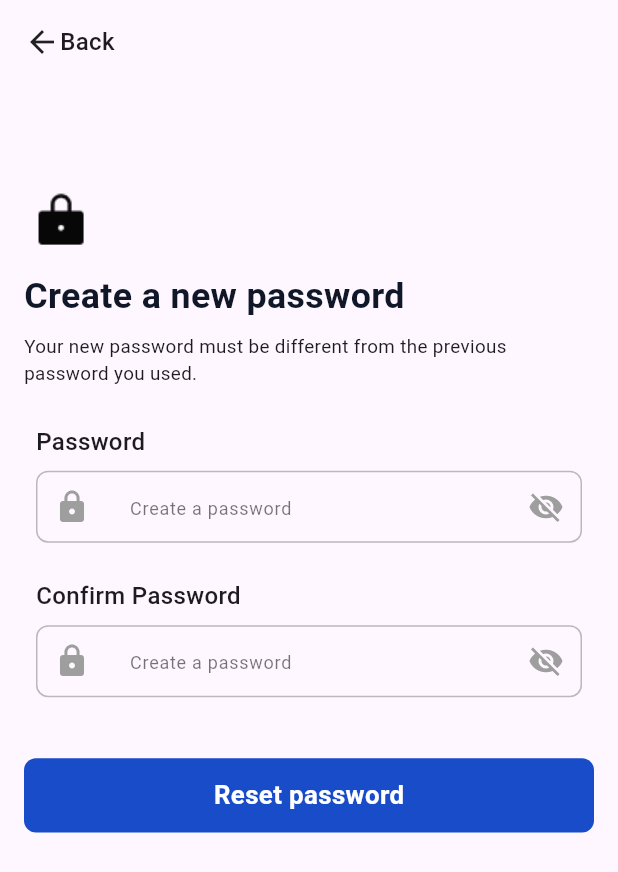
After one commit to ogomegbunam/personal_assistance_app, a Flutter app: the RecoverPassword screen opened directly, after a tap on "Send", on a phone screen of 412 x 824 dp. The commit adds this screen. Shown: the top 872 px of the screen. Run offline on Flutter 3.47's test engine with Material 2 defaults, Android fonts, the phone set to English and light mode, and no system bars; our stand-ins replace email_validator, page_transition, responsive_sizer; Roboto replaces fonts that are missing (Inter).

Commit message:
code structure

```diff
--- /dev/null
+++ b/lib/screens/auth/create_password.dart
@@ -0,0 +1,190 @@
+import 'package:flutter/material.dart';
+import 'package:page_transition/page_transition.dart';
+import 'package:personal_assistance_app/screens/auth/recovery_complete.dart';
+import 'package:personal_assistance_app/screens/auth/widgets/button.dart';
+import 'package:personal_assistance_app/screens/auth/widgets/passwordDecocration.dart';
+import 'package:responsive_sizer/responsive_sizer.dart';
+class CreateNewPassword extends StatefulWidget {
+  const CreateNewPassword({super.key});
+
+  @override
+  State<CreateNewPassword> createState() => _CreateNewPasswordState();
+}
+
+class _CreateNewPasswordState extends State<CreateNewPassword> {
+  TextEditingController passwordController = TextEditingController();
+  bool passVisibility = true;
+  @override
+  Widget build(BuildContext context) {
+    return Scaffold(
+      body:SingleChildScrollView(
+        child: SafeArea(child: Padding(
+          padding: const EdgeInsets.all(16.0),
+          child: Column(
+            crossAxisAlignment:CrossAxisAlignment.start ,
+            children: [
+
+              GestureDetector(
+                onTap: (){
+                  Navigator.pop(context);
+                },
+                child: const Row(children: [
+                  Icon(Icons.arrow_back,size: 24,),
+                  Text("Back",style: TextStyle(
+                      fontSize: 16, fontWeight: FontWeight.w500),)
+                ],),
+
+              ),
+              SizedBox(height: 10.h,),
+              Row(children: [Image.asset(
+                'assets/icons/lock.png',
+                height: 12.w,
+                width: 12.w,
+              ),],),
+              SizedBox(height: 1.h,),
+              Row(
+                children: [
+                  Text(
+                    'Create a new password',
+                    style: TextStyle(
+                      fontSize: 20.sp,
+                      fontWeight: FontWeight.w600,
+                      color: const Color(0xFF0F1728),
+                    ),
+                    textAlign: TextAlign.start,
+                  ),
+                ],
+              ),
+              SizedBox(height: 1.h,),
+              Text(
+                  "Your new password must be different from the previous password you used.",
+                  style: TextStyle(
+                    fontSize: 14.5.sp,
+                    fontWeight: FontWeight.w400,
+                  )
+              ),
+              SizedBox(height: 2.h,),
+              const Padding(
+                padding: EdgeInsets.all(8.0),
+                child: Text(
+                  "Password",
+                  style: TextStyle(
+                      fontSize: 16, fontWeight: FontWeight.w500),
+                ),
+              ),
+              SizedBox(
+                // height: 12.w,
+                child: Padding(
+                    padding: const EdgeInsets.only(
+                        bottom: 16, left: 8, right: 8),
+                    child: TextFormField(
+                      style:
+                      const TextStyle(color: Color(0xFF0F1728)),
+                      cursorColor: Color(0xFF0F1728),
+                      textAlign: TextAlign.start,
+                      obscureText: passVisibility,
+                      controller: passwordController,
+                      autovalidateMode:
+                      AutovalidateMode.onUserInteraction,
+                      validator: (value) {
+                        if (value?.isEmpty ?? false) {
+                          return "password should not be empty";
+                        }
+                        return null;
+                      },
+                      onChanged: (val) {
+                        setState(() {});
+                      },
+                      decoration:
+                      AuthPasswordDecoration().decoration(
+                        "Create a password",
+                        Icon(Icons.lock),
+                        IconButton(
+                          onPressed: () {
+                            setState(() {
+                              passVisibility = !passVisibility;
+                            });
+                          },
+                          icon: Icon(
+                              passVisibility
+                                  ? Icons.visibility_off
+                                  : Icons.visibility,
+                              color: Colors.grey),
+                        ),
+                      ),
+                    )),
+              ),
+              const Padding(
+                padding: EdgeInsets.all(8.0),
+                child: Text(
+                  "Confirm Password",
+                  style: TextStyle(
+                      fontSize: 16, fontWeight: FontWeight.w500),
+                ),
+              ),
+              SizedBox(
+                // height: 12.w,
+                child: Padding(
+                    padding: const EdgeInsets.only(
+                        bottom: 16, left: 8, right: 8),
+                    child: TextFormField(
+                      style:
+                      const TextStyle(color: Color(0xFF0F1728)),
+                      cursorColor: Color(0xFF0F1728),
+                      textAlign: TextAlign.start,
+                      obscureText: passVisibility,
+                      controller: passwordController,
+                      autovalidateMode:
+                      AutovalidateMode.onUserInteraction,
+                      validator: (value) {
+                        if (value?.isEmpty ?? false) {
+                          return "password should not be empty";
+                        }
+                        return null;
+                      },
+                      onChanged: (val) {
+                        setState(() {});
+                      },
+                      decoration:
+                      AuthPasswordDecoration().decoration(
+                        "Create a password",
+                        Icon(Icons.lock),
+                        IconButton(
+                          onPressed: () {
+                            setState(() {
+                              passVisibility = !passVisibility;
+                            });
+                          },
+                          icon: Icon(
+                              passVisibility
+                                  ? Icons.visibility_off
+                                  : Icons.visibility,
+                              color: Colors.grey),
+                        ),
+                      ),
+                    )),
+              ),
+
+              SizedBox(
+                height: 3.h,
+              ),
+              Buttoncreate(
+                title: "Reset password",
+                onPressed: () {
+                  Navigator.push(
+                      context,
+                      PageTransition(
+                          type: PageTransitionType
+                              .leftToRightWithFade,
+                          child: const PasswordRecovery()));
+                },
+              ),
+
+
+
+            ],),
+        )),
+      ) ,
+    );
+  }
+}
--- /dev/null
+++ b/lib/screens/auth/recover_password.dart
@@ -0,0 +1,157 @@
+import 'package:email_validator/email_validator.dart';
+import 'package:flutter/gestures.dart';
+import 'package:flutter/material.dart';
+import 'package:page_transition/page_transition.dart';
+import 'package:personal_assistance_app/screens/auth/create_password.dart';
+import 'package:personal_assistance_app/screens/auth/sing_up.dart';
+import 'package:personal_assistance_app/screens/auth/widgets/button.dart';
+import 'package:personal_assistance_app/screens/auth/widgets/inputdecoration.dart';
+import 'package:responsive_sizer/responsive_sizer.dart';
+class RecoverPassword extends StatelessWidget {
+   RecoverPassword({super.key});
+  TextEditingController emailController = TextEditingController();
+  @override
+  Widget build(BuildContext context) {
+    return  Scaffold(
+      body:SingleChildScrollView(
+        child: SafeArea(child: Padding(
+          padding: const EdgeInsets.all(16.0),
+          child: Column(
+            crossAxisAlignment:CrossAxisAlignment.start ,
+            children: [
+
+            GestureDetector(
+              onTap: (){
+                Navigator.pop(context);
+              },
+              child: const Row(children: [
+                Icon(Icons.arrow_back,size: 24,),
+                Text("Back",style: TextStyle(
+                    fontSize: 16, fontWeight: FontWeight.w500),)
+              ],),
+
+            ),
+            SizedBox(height: 10.h,),
+            Row(children: [Image.asset(
+              'assets/icons/recover.png',
+              height: 12.w,
+              width: 12.w,
+            ),],),
+            SizedBox(height: 1.h,),
+            Row(
+              children: [
+                Text(
+                  'Recover Password',
+                  style: TextStyle(
+                    fontSize: 20.sp,
+                    fontWeight: FontWeight.w600,
+                    color: const Color(0xFF0F1728),
+                  ),
+                  textAlign: TextAlign.start,
+                ),
+              ],
+            ),
+            SizedBox(height: 1.h,),
+             Text(
+                "Enter the email address associated with your account and we’ll send an email with instructions on how to recover your password",
+                style: TextStyle(
+                  fontSize: 14.5.sp,
+                  fontWeight: FontWeight.w400,
+                )
+            ),
+            SizedBox(height: 2.h,),
+            const Padding(
+              padding: EdgeInsets.only(bottom: 10),
+              child: Text(
+                "Enter your email",
+                style: TextStyle(
+                    fontSize: 16, fontWeight: FontWeight.w500),
+              ),
+            ),
+            Padding(
+                padding: const EdgeInsets.only(
+                    bottom: 0, left: 0, right: 8),
+                child: TextFormField(
+                  style:
+                  const TextStyle(color: Color(0xFF0F1728)),
+                  cursorColor: Color(0xFF0F1728),
+                  textAlign: TextAlign.start,
+                  controller: emailController,
+                  textAlignVertical: TextAlignVertical.center,
+                  keyboardAppearance: Brightness.dark,
+                  autovalidateMode:
+                  AutovalidateMode.onUserInteraction,
+                  validator: (value) {
+                    if (!EmailValidator.validate(value ?? "")) {
+                      return "enter a valid email";
+                    }
+                    return null;
+                  },
+                  decoration: AuthInputDecoration().decoration(
+                    "Enter your email",
+                    Icon(Icons.email_outlined),
+                  ),
+                )),
+              SizedBox(
+                height: 3.h,
+              ),
+              Buttoncreate(
+                title: "Send",
+                onPressed: () {
+                  Navigator.push(
+                      context,
+                      PageTransition(
+                          type: PageTransitionType
+                              .leftToRightWithFade,
+                          child: const CreateNewPassword()));
+                },
+              ),
+              SizedBox(height: 1.5.h,),
+              Center(
+                child: Text.rich(
+                  TextSpan(
+
+                    children: [
+                      TextSpan(
+                        text: "Don't have an Account?",
+
+                        style: TextStyle(
+                          color: Colors.black54,
+                          fontSize: 14.sp,
+                          fontFamily: 'Inter',
+                          fontWeight: FontWeight.w500,
+                          letterSpacing: 0.18,
+                        ),
+                      ),
+                      TextSpan(
+                        recognizer: TapGestureRecognizer()
+                          ..onTap = () {
+                            Navigator.push(
+                                context,
+                                PageTransition(
+                                    type: PageTransitionType
+                                        .leftToRightWithFade,
+                                    child:  SingUp()));
+                          },
+                        text: ' Sign Up',
+                        style: TextStyle(
+                          color: const Color(0xFF1B6DEE),
+                          fontSize: 14.sp,
+                          fontFamily: 'Inter',
+                          fontWeight: FontWeight.w500,
+                          letterSpacing: 0.18,
+                        ),
+                      ),
+                    ],
+                  ),
+                  textAlign: TextAlign.center,
+                ),
+              )
+
+
+          ],),
+        )),
+      ) ,
+    );
+  }
+}
```
Also changed, not shown: lib/screens/auth/login.dart (+17 -6 lines), lib/screens/auth/recovery_complete.dart (added, +80 -0 lines), assets/icons/check.png (added), assets/icons/lock.png (added), assets/icons/recover.png (added).
